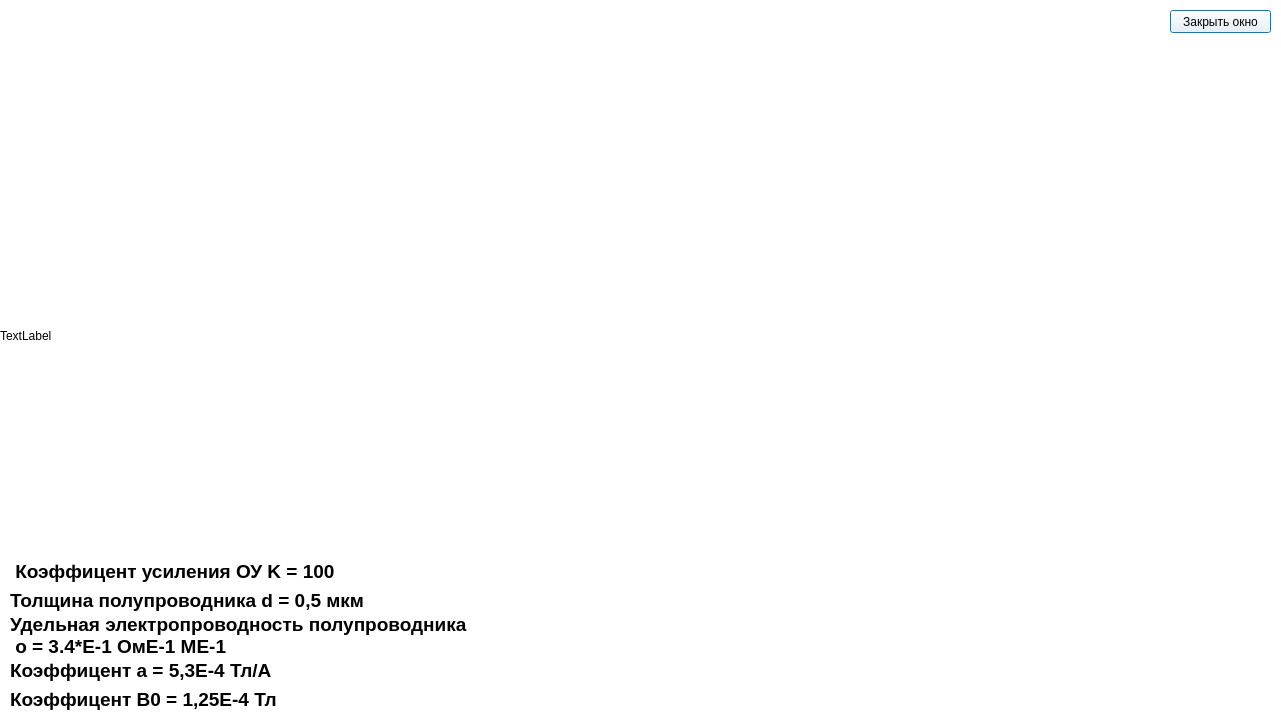
This is Physic/descriptionwindow.ui in Ajems/PhysicsETU as Qt 5 draws it before an edit. The edited form follows.
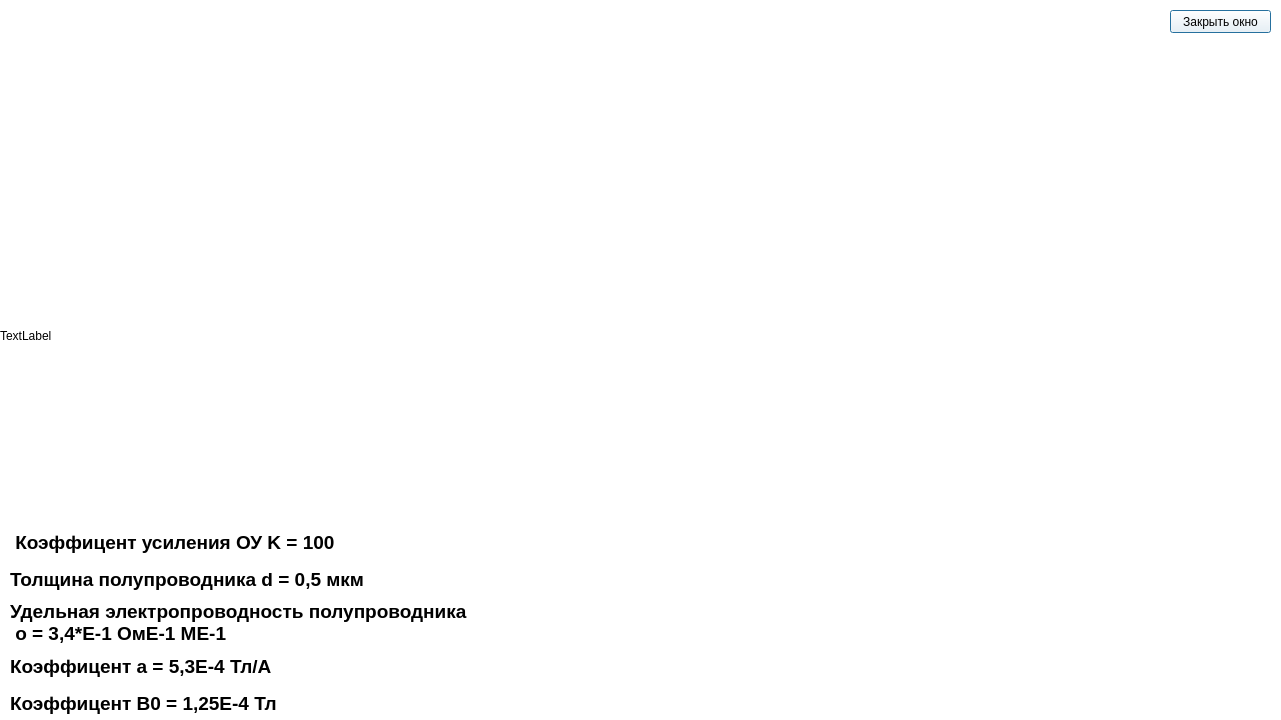
This is the edited form.

Patch:
```diff
--- a/Physic/descriptionwindow.ui
+++ b/Physic/descriptionwindow.ui
@@ -36,9 +36,9 @@
    <property name="geometry">
     <rect>
      <x>10</x>
-     <y>560</y>
-     <width>462</width>
-     <height>151</height>
+     <y>527</y>
+     <width>521</width>
+     <height>191</height>
     </rect>
    </property>
    <layout class="QVBoxLayout" name="verticalLayout">
```
